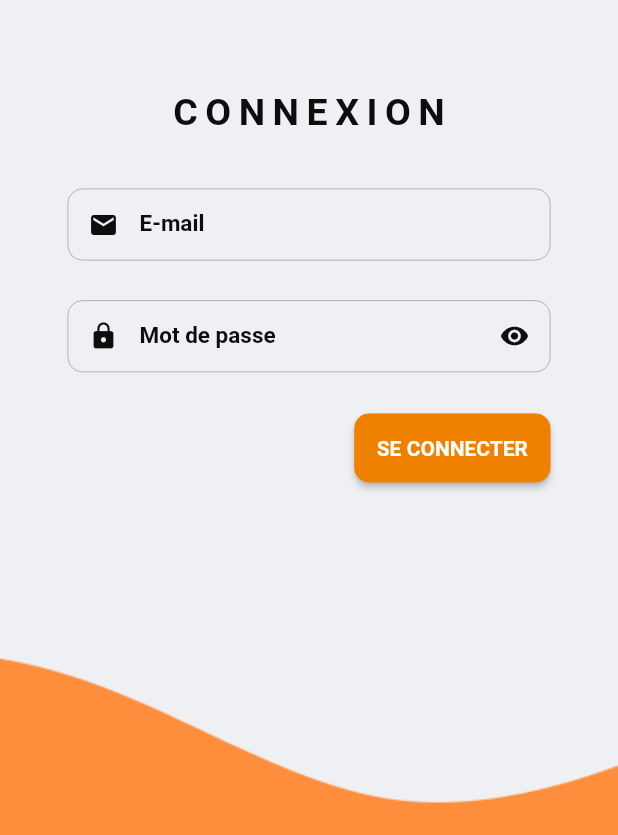
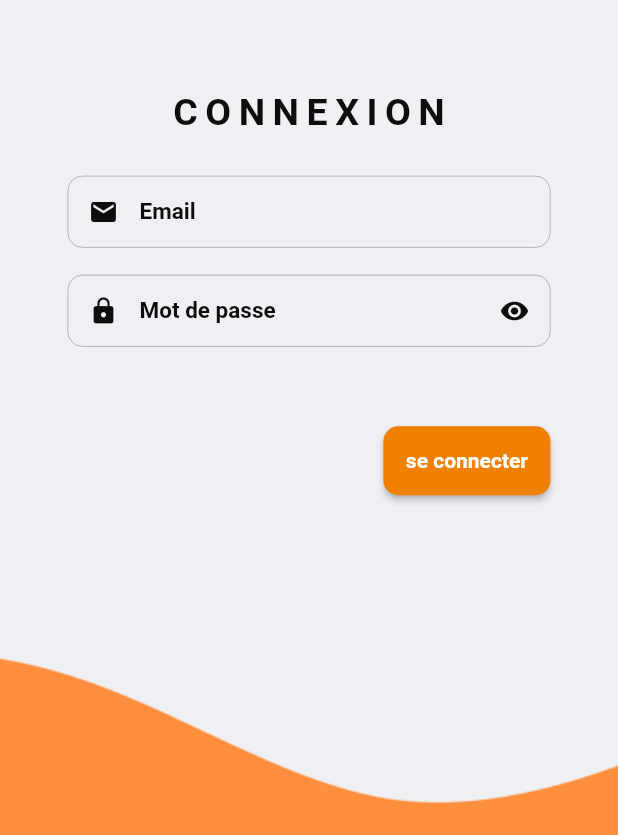
Before and after one commit to xmeix/app_sonatrach, a Flutter app: the screen it shows after launch, on a phone screen of 412 x 824 dp, the part 401-1236 px from its top. Run offline on Flutter 3.47's test engine with Material 2 defaults, Android fonts, the phone set to English and light mode, and no system bars; our stand-ins replace cloud_firestore, firebase_auth, firebase_core, font_awesome_flutter, google_nav_bar; accounts and stored records are empty.

Commit message:
half_authenticated

```diff
--- a/lib/main.dart
+++ b/lib/main.dart
@@ -1,12 +1,18 @@
 // ignore_for_file: prefer_const_constructors
+import 'package:app_sonatrach/screens/home_screen.dart';
+import 'package:app_sonatrach/screens/list_screen.dart';
+import 'package:app_sonatrach/screens/login_screen.dart';
+import 'package:app_sonatrach/screens/personnel_home_screen.dart';
+import 'package:app_sonatrach/screens/signup_screen.dart';
+import 'package:flutter/material.dart';
+import 'package:cloud_firestore/cloud_firestore.dart';
+import 'package:firebase_core/firebase_core.dart';
 
-import 'package:app_sonatrach/pages/Home.dart';
-import 'package:app_sonatrach/pages/list_page.dart';
-import 'package:app_sonatrach/pages/login_page.dart';
-import 'package:flutter/material.dart';
+Future<void> main() async {
+  WidgetsFlutterBinding.ensureInitialized();
+  await Firebase.initializeApp();
 
-void main() {
-  runApp(SonatrachApp());
+  runApp(const SonatrachApp());
 }
 
 class SonatrachApp extends StatelessWidget {
@@ -17,12 +23,13 @@ class SonatrachApp extends StatelessWidget {
     return MaterialApp(
       debugShowCheckedModeBanner: false,
       title: "sonatrach dz",
-      initialRoute: "/login",
+      initialRoute: "/",
       routes: {
-        '/': (context) => Home(),
-        '/login': (context) => LoginPage(),
-        '/list': (context) => ListPage(),
-        '/demande': (context) => ListPage(),
+        '/': (context) => HomeScreen(),
+        LoginScreen.routeName: (context) => LoginScreen(),
+        SignupScreen.routeName: (context) => SignupScreen(),
+        ListScreen.routeName: (context) => ListScreen(),
+        PersonnelHomeScreen.routeName: (ctx) => PersonnelHomeScreen(),
       },
     );
   }
--- a/lib/models/utilisateur.dart
+++ b/lib/models/utilisateur.dart
@@ -1,25 +1,48 @@
+enum Role { personnelSimple, responsableNiv1, responsableNiv2 }
+
 class Utilisateur {
-  final int id;
+  String id;
   final String nom;
   final String prenom;
-  final DateTime dateNaissance;
-  final String lieuNaissance;
-  final DateTime dateRecrut;
-  final String numTel;
-  final String adresse;
+  // final DateTime dateNaissance;
+  // final String lieuNaissance;
+  // final DateTime dateRecrut;
+  // final String numTel;
+  // final String adresse;
   final String email;
   final String password;
+  Role role;
 
-  Utilisateur(
-    this.id,
-    this.nom,
-    this.prenom,
-    this.dateNaissance,
-    this.lieuNaissance,
-    this.dateRecrut,
-    this.numTel,
-    this.adresse,
-    this.email,
-    this.password,
-  );
+  Utilisateur({
+    this.id = '',
+    required this.nom,
+    required this.prenom,
+    // required this.dateNaissance,
+    // required this.lieuNaissance,
+    // required this.dateRecrut,
+    // required this.numTel,
+    // required this.adresse,
+    required this.email,
+    required this.password,
+    this.role = Role.personnelSimple,
+  });
+
+  Map<String, dynamic> toJson() => {
+        'id': id,
+        'nom': nom,
+        'prenom': prenom,
+        'email': email,
+        'password': password,
+        'role': "personnelSimple",
+      };
+
+  static Utilisateur fromJson(Map<String, dynamic> json) => Utilisateur(
+        id: json['id'],
+        nom: json['nom'],
+        prenom: json['prenom'],
+        email: json['email'],
+        password: json['password'],
+        role: json['role'],
+        // birthday: (json['birthday'] as Timestamp).toDate(),
+      );
 }
--- a/lib/pages/login_page.dart
+++ /dev/null
@@ -1,157 +0,0 @@
-// ignore_for_file: prefer_const_constructors
-
-import 'package:app_sonatrach/widgets/background_image.dart';
-import 'package:flutter/material.dart';
-
-class LoginPage extends StatelessWidget {
-  const LoginPage({Key? key}) : super(key: key);
-
-  @override
-  Widget build(BuildContext context) {
-    return Scaffold(
-      body: Stack(
-        children: [
-          //Background Image
-          BackgroundImage(path: 'assets/images/Background.jpg'),
-          Container(
-            alignment: Alignment.center,
-            child: Column(
-              mainAxisAlignment: MainAxisAlignment.center,
-              crossAxisAlignment: CrossAxisAlignment.center,
-              children: [
-                Container(
-                  height: 70,
-                  width: 70,
-                  margin: EdgeInsets.fromLTRB(0, 0, 0, 60),
-                  child: Image.asset(
-                    'assets/images/logo2.png',
-                    fit: BoxFit.fill,
-                  ),
-                ),
-                Text(
-                  "Connexion".toUpperCase(),
-                  style: TextStyle(
-                    color: Color(0xff0d0d0d),
-                    fontWeight: FontWeight.w600,
-                    fontSize: 25,
-                    letterSpacing: 5,
-                  ),
-                ),
-                Container(
-                  margin: EdgeInsets.symmetric(horizontal: 45, vertical: 10),
-                  height: 250,
-                  child: Column(
-                    mainAxisAlignment: MainAxisAlignment.spaceEvenly,
-                    children: [
-                      TextFormField(
-                          style: TextStyle(
-                            color: Color(0xff0d0d0d),
-                          ),
-                          obscureText: false,
-                          textInputAction: TextInputAction.next,
-                          decoration: InputDecoration(
-                            // icon: Icon(Icons.password),
-                            contentPadding: EdgeInsets.symmetric(
-                                vertical: 0, horizontal: 10),
-                            focusedBorder: OutlineInputBorder(
-                              borderRadius: BorderRadius.circular(10),
-                              borderSide:
-                                  BorderSide(color: Colors.grey, width: 0.5),
-                            ),
-                            enabledBorder: OutlineInputBorder(
-                              borderRadius: BorderRadius.circular(10),
-                              borderSide:
-                                  BorderSide(color: Colors.grey, width: 0.5),
-                            ),
-                            prefixIcon: Icon(
-                              Icons.email,
-                              color: Color(0xff0d0d0d),
-                              size: 20,
-                            ),
-                            hintText: "abc@gmail.com",
-                            hintStyle: TextStyle(
-                              fontSize: 15,
-                              color: Colors.grey[500],
-                            ),
-                            labelText: "E-mail",
-                            alignLabelWithHint: false,
-                            labelStyle: TextStyle(
-                              fontSize: 15,
-                              fontWeight: FontWeight.w600,
-                              color: Color(0xff0d0d0d),
-                            ),
-                          )),
-                      TextFormField(
-                          style: TextStyle(
-                            color: Color(0xff0d0d0d),
-                          ),
-                          obscureText: true,
-                          textInputAction: TextInputAction.next,
-                          decoration: InputDecoration(
-                            // icon: Icon(Icons.password),
-                            contentPadding: EdgeInsets.symmetric(
-                                vertical: 0, horizontal: 10),
-                            focusedBorder: OutlineInputBorder(
-                              borderRadius: BorderRadius.circular(10),
-                              borderSide:
-                                  BorderSide(color: Colors.grey, width: 0.5),
-                            ),
-                            enabledBorder: OutlineInputBorder(
-                              borderRadius: BorderRadius.circular(10),
-                              borderSide:
-                                  BorderSide(color: Colors.grey, width: 0.5),
-                            ),
-                            prefixIcon: Icon(
-                              Icons.lock,
-                              color: Color(0xff0d0d0d),
-                              size: 20,
-                            ),
-                            suffixIcon: Icon(
-                              Icons.visibility,
-                              color: Color(0xff0d0d0d),
-                              size: 20,
-                            ),
-                            hintText: "Mot de passe",
-                            hintStyle: TextStyle(
-                              fontSize: 15,
-                              color: Colors.grey[500],
-                            ),
-                            labelText: "Mot de passe",
-                            labelStyle: TextStyle(
-                              fontSize: 15,
-                              color: Color(0xff0d0d0d),
-                              fontWeight: FontWeight.w600,
-                            ),
-                          )),
-                      Container(
-                          alignment: Alignment.topRight,
-                          child: ElevatedButton(
-                            onPressed: () {},
-                            style: ButtonStyle(
-                                backgroundColor: MaterialStateProperty.all(
-                                    Color.fromARGB(255, 240, 128, 0)),
-                                padding: MaterialStateProperty.all(
-                                    EdgeInsets.all(15)),
-                                shape: MaterialStateProperty.all(
-                                    RoundedRectangleBorder(
-                                        borderRadius:
-                                            BorderRadius.circular(10)))),
-                            child: Text(
-                              "Se Connecter".toUpperCase(),
-                              style: TextStyle(
-                                color: Colors.white,
-                                fontWeight: FontWeight.w600,
-                              ),
-                            ),
-                          ))
-                    ],
-                  ),
-                ),
-              ],
-            ),
-          )
-        ],
-      ),
-    );
-  }
-}
--- a/lib/pages/Demande.dart
+++ b/lib/screens/demande.dart
@@ -1,8 +1,10 @@
-// ignore_for_file: avoid_unnecessary_containers
+// ignore_for_file: avoid_unnecessary_containers, prefer_const_constructors
 
 import 'package:flutter/material.dart';
 
 class Demande extends StatelessWidget {
+    static const routeName = '/demande';
+
   const Demande({Key? key}) : super(key: key);
 
   @override
--- /dev/null
+++ b/lib/screens/home_screen.dart
@@ -0,0 +1,23 @@
+import 'package:app_sonatrach/addons/authentication.dart';
+import 'package:app_sonatrach/screens/login_screen.dart';
+import 'package:app_sonatrach/screens/personnel_home_screen.dart';
+
+import 'package:flutter/material.dart';
+
+class HomeScreen extends StatelessWidget {
+  const HomeScreen({Key? key}) : super(key: key);
+
+  @override
+  Widget build(BuildContext context) {
+    return StreamBuilder(
+      stream: Auth().authStateChanges,
+      builder: ((context, snapshot) {
+        if (snapshot.hasData) {
+          return PersonnelHomeScreen();
+        } else {
+          return const LoginScreen();
+        }
+      }),
+    );
+  }
+}
--- /dev/null
+++ b/lib/screens/login_screen.dart
@@ -0,0 +1,160 @@
+// ignore_for_file: prefer_const_constructors
+
+import 'package:app_sonatrach/addons/authentication.dart';
+import 'package:app_sonatrach/screens/personnel_home_screen.dart';
+import 'package:app_sonatrach/widgets/background_image.dart';
+import 'package:firebase_auth/firebase_auth.dart';
+import 'package:flutter/material.dart';
+
+class LoginScreen extends StatefulWidget {
+  static const routeName = '/login';
+
+  const LoginScreen({Key? key}) : super(key: key);
+
+  @override
+  State<LoginScreen> createState() => _LoginScreenState();
+}
+
+class _LoginScreenState extends State<LoginScreen> {
+  final TextEditingController _controllerEmail = TextEditingController();
+  final TextEditingController _controllerPassword = TextEditingController();
+  String? errorMessage = '';
+
+  Future<void> signInWithEmailAndPassword() async {
+    try {
+      await Auth().signInWithEmailAndPassword(
+        email: _controllerEmail.text,
+        password: _controllerPassword.text,
+      );
+    } on FirebaseAuthException catch (e) {
+      setState(() {
+        errorMessage = e.message;
+      });
+    }
+  }
+
+  Widget buildTextFormField(bool isPassword, TextEditingController controller) {
+    return TextFormField(
+        controller: controller,
+        style: TextStyle(
+          color: Color(0xff0d0d0d),
+        ),
+        obscureText: isPassword ? true : false,
+        textInputAction: TextInputAction.next,
+        decoration: InputDecoration(
+          // icon: Icon(Icons.password),
+          contentPadding: EdgeInsets.symmetric(vertical: 0, horizontal: 10),
+          focusedBorder: OutlineInputBorder(
+            borderRadius: BorderRadius.circular(10),
+            borderSide: BorderSide(color: Colors.grey, width: 0.5),
+          ),
+          enabledBorder: OutlineInputBorder(
+            borderRadius: BorderRadius.circular(10),
+            borderSide: BorderSide(color: Colors.grey, width: 0.5),
+          ),
+          prefixIcon: Icon(
+            isPassword ? Icons.lock : Icons.email,
+            color: Color(0xff0d0d0d),
+            size: 20,
+          ),
+          suffixIcon: isPassword
+              ? Icon(
+                  Icons.visibility,
+                  color: Color(0xff0d0d0d),
+                  size: 20,
+                )
+              : null,
+          hintText: isPassword ? "Mot de passe" : "Email",
+          hintStyle: TextStyle(
+            fontSize: 15,
+            color: Colors.grey[500],
+          ),
+          labelText: isPassword ? "Mot de passe" : "Email",
+          labelStyle: TextStyle(
+            fontSize: 15,
+            color: Color(0xff0d0d0d),
+            fontWeight: FontWeight.w600,
+          ),
+        ));
+  }
+
+  Widget buildLoginButton() {
+    return ElevatedButton(
+      onPressed: () {
+        signInWithEmailAndPassword();
+      },
+      style: ButtonStyle(
+          backgroundColor:
+              MaterialStateProperty.all(Color.fromARGB(255, 240, 128, 0)),
+          padding: MaterialStateProperty.all(EdgeInsets.all(15)),
+          shape: MaterialStateProperty.all(
+              RoundedRectangleBorder(borderRadius: BorderRadius.circular(10)))),
+      child: Text(
+        "Se Connecter".toLowerCase(),
+        style: TextStyle(
+          color: Colors.white,
+          fontWeight: FontWeight.w600,
+        ),
+      ),
+    );
+  }
+
+  Widget _errorMessage() {
+    return Text(errorMessage == '' ? '' : 'Humm? $errorMessage');
+  }
+
+  @override
+  Widget build(BuildContext context) {
+    return Scaffold(
+      body: Stack(
+        children: [
+          //Background Image
+          BackgroundImage(path: 'assets/images/Background.jpg'),
+          Container(
+            alignment: Alignment.center,
+            child: Column(
+              mainAxisAlignment: MainAxisAlignment.center,
+              crossAxisAlignment: CrossAxisAlignment.center,
+              children: [
+                Container(
+                  height: 70,
+                  width: 70,
+                  margin: EdgeInsets.fromLTRB(0, 0, 0, 60),
+                  child: Image.asset(
+                    'assets/images/logo2.png',
+                    fit: BoxFit.fill,
+                  ),
+                ),
+                Text(
+                  "Connexion".toUpperCase(),
+                  style: TextStyle(
+                    color: Color(0xff0d0d0d),
+                    fontWeight: FontWeight.w600,
+                    fontSize: 25,
+                    letterSpacing: 5,
+                  ),
+                ),
+                Container(
+                  margin: EdgeInsets.symmetric(horizontal: 45, vertical: 10),
+                  height: 250,
+                  child: Column(
+                    mainAxisAlignment: MainAxisAlignment.spaceEvenly,
+                    children: [
+                      buildTextFormField(false, _controllerEmail),
+                      buildTextFormField(true, _controllerPassword),
+                      _errorMessage(),
+                      Container(
+                        alignment: Alignment.topRight,
+                        child: buildLoginButton(),
+                      ),
+                    ],
+                  ),
+                ),
+              ],
+            ),
+          )
+        ],
+      ),
+    );
+  }
+}
--- a/pubspec.yaml
+++ b/pubspec.yaml
@@ -36,6 +36,8 @@ dependencies:
   font_awesome_flutter: ^10.1.0
   google_nav_bar: ^5.0.6
   intl: ^0.17.0
+  firebase_auth: ^3.6.2
+  cloud_firestore: ^3.4.3
 
 dev_dependencies:
   flutter_test:
```
Also changed, not shown: lib/addons/authentication.dart (added, +89 -0 lines), lib/models/demande_bon_conge.dart (+7 -1 lines), lib/pages/Home.dart (deleted, +0 -14 lines), lib/screens/list_screen.dart (renamed from lib/pages/list_page.dart, +6 -4 lines), lib/screens/personnel_home_screen.dart (added, +100 -0 lines), lib/screens/signup_screen.dart (added, +79 -0 lines), lib/widgets/list_title.dart (+6 -6 lines), pubspec.lock, 6 other files.
